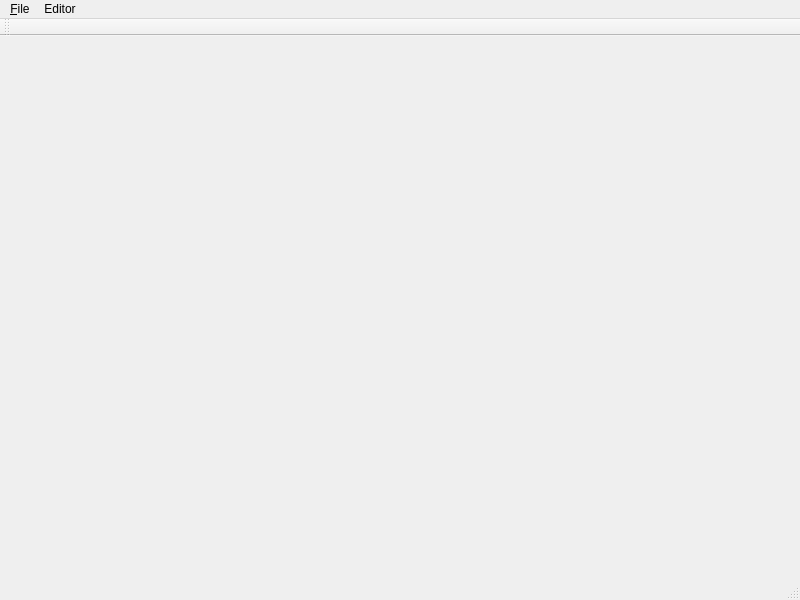
hcqmaker/OpenEditor2d, file openeditor2d.ui: the form before one commit.
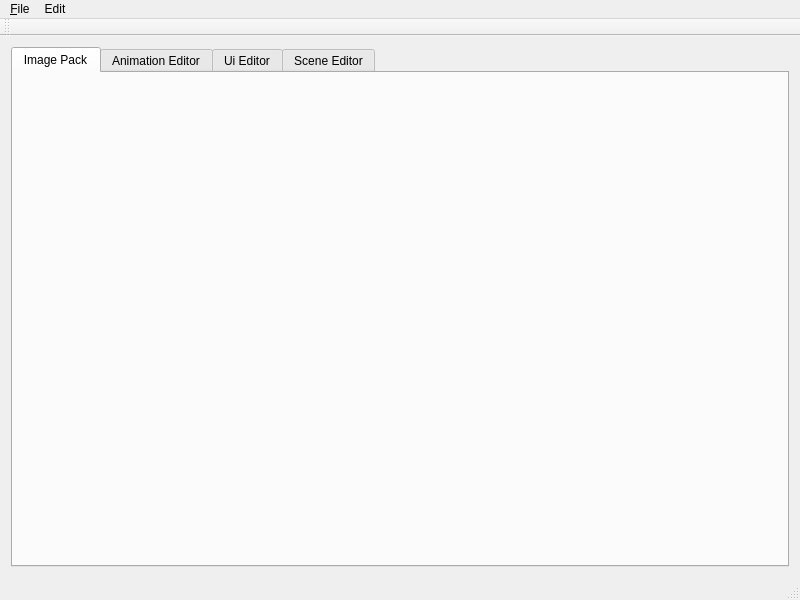
The form after the commit.

The edit to the form file:
```diff
--- a/openeditor2d.ui
+++ b/openeditor2d.ui
@@ -13,8 +13,50 @@
   <property name="windowTitle">
    <string>OpenEditor2d</string>
   </property>
-  <widget class="QWidget" name="centralWidget"/>
-  <widget class="QMenuBar" name="menuBar">
+  <widget class="QWidget" name="mCentralWidget">
+   <layout class="QHBoxLayout" name="horizontalLayout">
+    <item>
+     <widget class="QTabWidget" name="mTabWidget">
+      <property name="tabShape">
+       <enum>QTabWidget::Rounded</enum>
+      </property>
+      <property name="currentIndex">
+       <number>0</number>
+      </property>
+      <property name="iconSize">
+       <size>
+        <width>16</width>
+        <height>30</height>
+       </size>
+      </property>
+      <property name="elideMode">
+       <enum>Qt::ElideMiddle</enum>
+      </property>
+      <widget class="QWidget" name="mTabImagePack">
+       <attribute name="title">
+        <string>Image Pack</string>
+       </attribute>
+      </widget>
+      <widget class="QWidget" name="mTabAnimationEditor">
+       <attribute name="title">
+        <string>Animation Editor</string>
+       </attribute>
+      </widget>
+      <widget class="QWidget" name="mTabUiEditor">
+       <attribute name="title">
+        <string>Ui Editor</string>
+       </attribute>
+      </widget>
+      <widget class="QWidget" name="mTabSceneEditor">
+       <attribute name="title">
+        <string>Scene Editor</string>
+       </attribute>
+      </widget>
+     </widget>
+    </item>
+   </layout>
+  </widget>
+  <widget class="QMenuBar" name="mMenuBar">
    <property name="geometry">
     <rect>
      <x>0</x>
@@ -23,7 +65,7 @@
      <height>23</height>
     </rect>
    </property>
-   <widget class="QMenu" name="menu_File">
+   <widget class="QMenu" name="mMenuFile">
     <property name="title">
      <string>&amp;File</string>
     </property>
@@ -32,13 +74,13 @@
     <addaction name="separator"/>
     <addaction name="actionExit"/>
    </widget>
-   <widget class="QMenu" name="menuEditor">
+   <widget class="QMenu" name="mAenuEditor">
     <property name="title">
-     <string>Editor</string>
+     <string>Edit</string>
     </property>
    </widget>
-   <addaction name="menu_File"/>
-   <addaction name="menuEditor"/>
+   <addaction name="mMenuFile"/>
+   <addaction name="mAenuEditor"/>
   </widget>
   <widget class="QToolBar" name="mainToolBar">
    <attribute name="toolBarArea">
```
Left out of the diff: 16 changed lines with no effect on the pictures.
